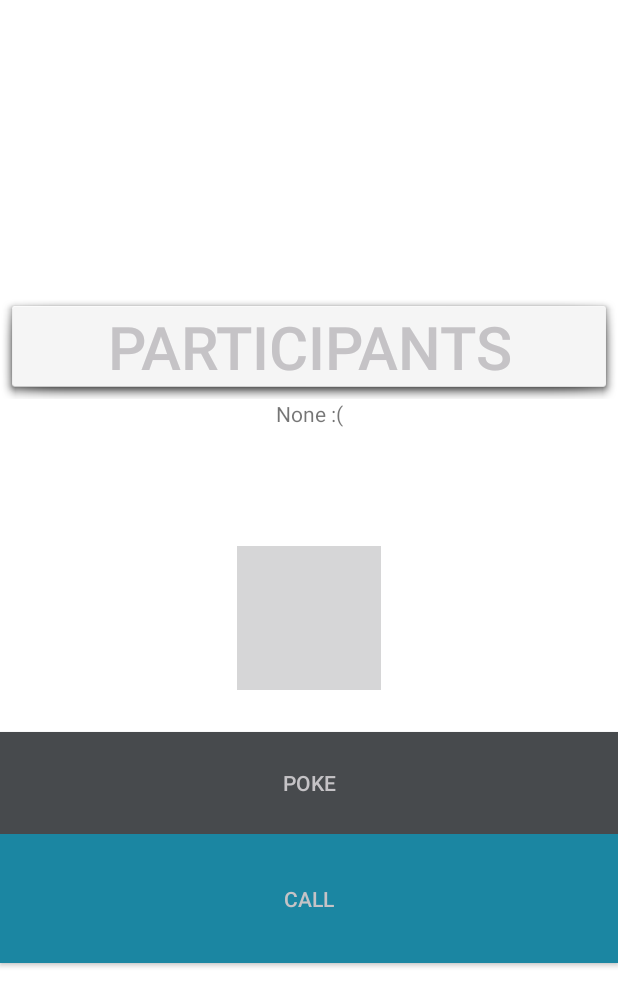
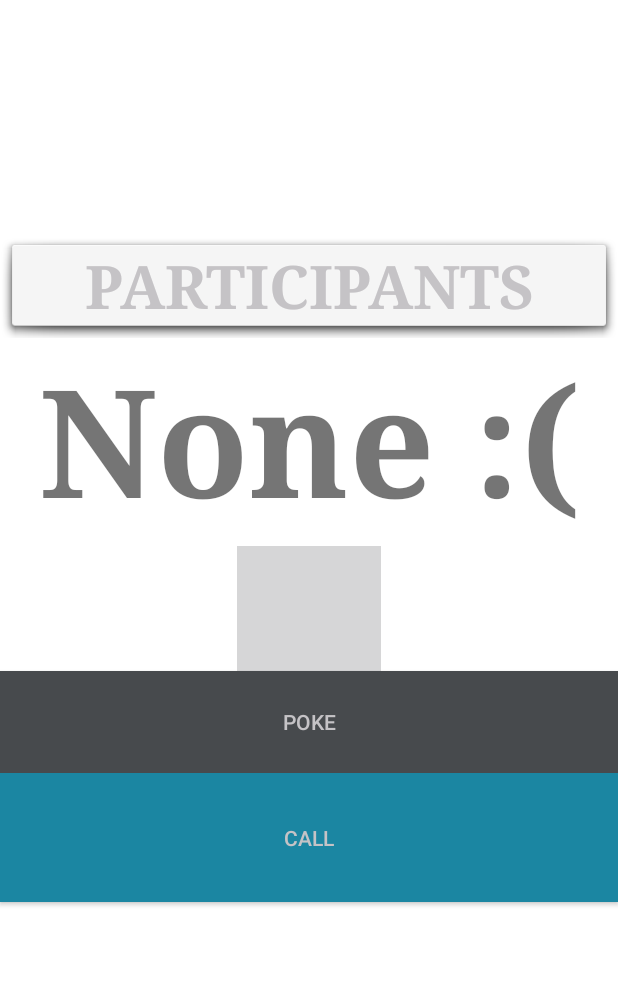
Before and after one commit to FelipGC/LMU-MSP-GetTogether, an Android app: the fragment SelectParticipantsFragment shown on its own in the app's theme, on a phone screen of 412 x 824 dp. Shown: the top 1007 px of the screen. Run offline under Robolectric (Android 15) with nearby library versions, the phone set to English and light mode, and no system bars.

Commit message:
Bug fixes

```diff
--- a/app/src/main/AndroidManifest.xml
+++ b/app/src/main/AndroidManifest.xml
@@ -4,6 +4,7 @@
 
     <!-- Required for Nearby Connections -->
     <uses-permission android:name="android.permission.WRITE_EXTERNAL_STORAGE" />
+    <uses-permission android:name="android.permission.READ_EXTERNAL_STORAGE" />
     <uses-permission android:name="android.permission.BLUETOOTH" />
     <uses-permission android:name="android.permission.BLUETOOTH_ADMIN" />
     <uses-permission android:name="android.permission.ACCESS_WIFI_STATE" />
--- a/app/src/main/res/layout/fragment_participants.xml
+++ b/app/src/main/res/layout/fragment_participants.xml
@@ -14,33 +14,31 @@
         app:layout_constraintBottom_toBottomOf="parent"
         app:layout_constraintTop_toTopOf="parent">
 
-        <TextView
-            android:id="@+id/placeHolder"
-            android:layout_width="match_parent"
-            android:layout_height="wrap_content"
-            android:text=" "
-            android:textSize="30sp" />
-
         <Button
             android:id="@+id/participantsButton"
             android:layout_width="match_parent"
             android:layout_height="wrap_content"
             android:background="@android:drawable/dialog_holo_light_frame"
+            android:fontFamily="serif"
+            android:onClick="manageParticipants"
             android:text="@string/participants"
             android:textColor="@color/colorPrimaryLight"
             android:textSize="40dp"
-            android:onClick="manageParticipants"/>
+            android:textStyle="bold" />
 
         <TextView
             android:id="@+id/numberOfParticipants"
             android:layout_width="match_parent"
             android:layout_height="222dp"
             android:elevation="30dp"
+            android:fontFamily="serif"
             android:gravity="center|top"
             android:onClick="manageParticipants"
             android:text="None :("
             android:textAlignment="center"
             android:textAllCaps="false"
+            android:textSize="100sp"
+            android:textStyle="bold"
             tools:layout_editor_absoluteY="66dp" />
 
         <Button
--- a/app/src/main/res/layout/list_item_inbox.xml
+++ b/app/src/main/res/layout/list_item_inbox.xml
@@ -17,6 +17,7 @@
         android:layout_marginStart="24dp"
         android:layout_marginTop="8dp"
         android:background="@drawable/circle"
+        android:src="@drawable/user_image"
         android:scaleType="centerInside"
         app:layout_constraintStart_toStartOf="parent"
         app:layout_constraintTop_toTopOf="parent" />
@@ -27,6 +28,7 @@
         android:layout_height="35dp"
         android:layout_marginStart="8dp"
         android:layout_marginTop="20dp"
+        android:fontFamily="serif"
         android:gravity="center|left"
         android:paddingBottom="4dp"
         android:text="PresentersVeryLongName"
--- a/app/src/main/res/values/colors.xml
+++ b/app/src/main/res/values/colors.xml
@@ -4,9 +4,9 @@
     <color name="colorPrimaryDark">#474a4d</color>
     <color name="colorPrimaryLight">#c5c3c6</color>
     <color name="colorAccent">#1b86a2</color>
-    <color name="backgroundColor">#c5c3c6</color>
+    <color name="backgroundColor">#dcdcdd</color>
     <color name="whiteAccent">#f4efef</color>
-    <color name="grayAccent">#dcdcdd</color>
+    <color name="grayAccent">#c5c3c6</color>
 
     <color name="white">#ffffff</color>
 </resources>
```
Also changed, not shown: app/src/main/java/com/example/ss18/msp/lmu/msp_projectkickoff_ss188/Activities/SplashActivity.java (+9 -3 lines), app/src/main/java/com/example/ss18/msp/lmu/msp_projectkickoff_ss188/Connection/ConnectionManager.java (+23 -2 lines), app/src/main/java/com/example/ss18/msp/lmu/msp_projectkickoff_ss188/Fragments/InboxFragment.java (+4 -15 lines), app/src/main/java/com/example/ss18/msp/lmu/msp_projectkickoff_ss188/Utility/FileUtility.java (added, +50 -0 lines), app/src/main/java/com/example/ss18/msp/lmu/msp_projectkickoff_ss188/Utility/InboxAdapter.java (+10 -1 lines).
